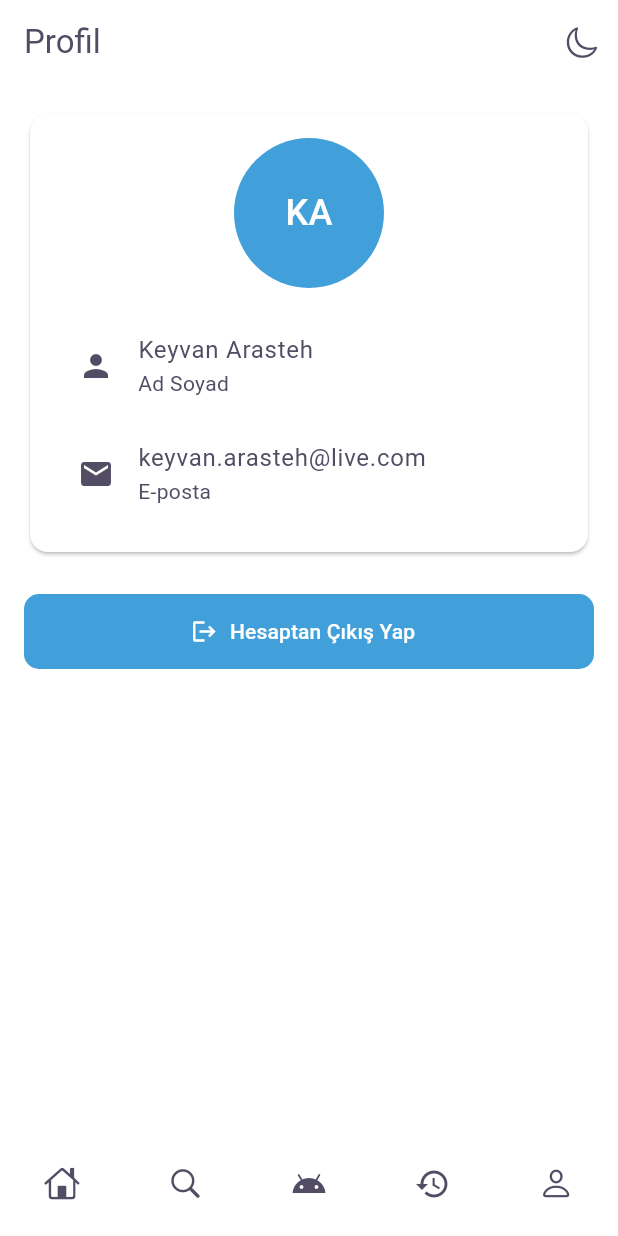
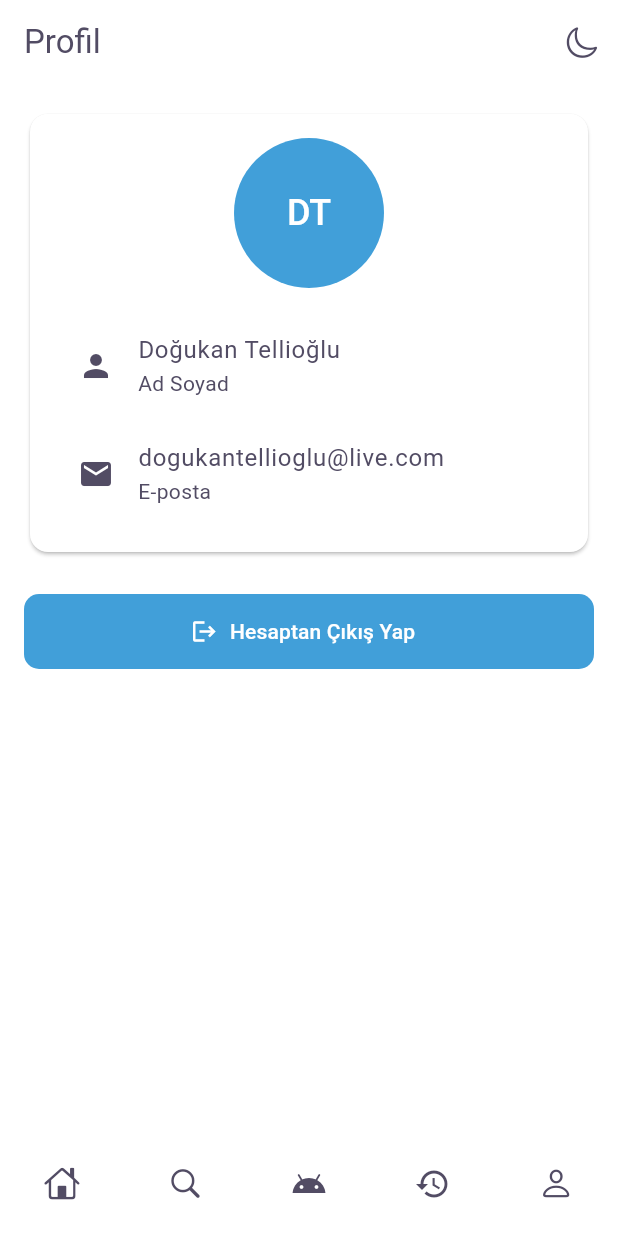
Before and after one commit to DogukanTellioglu/IDEA, a Flutter app: the ProfileScreen screen opened by its route, on a phone screen of 412 x 824 dp. Run offline on Flutter 3.47's test engine with Material 3 defaults, Android fonts, the phone set to English and light mode, and no system bars; our stand-ins replace go_router, google_fonts, lottie; missing offline and left inert: dotlottie_loader.

Commit message:
Home ve Profil ekranı güncellendi.

```diff
--- a/lib/screens/history_screen.dart
+++ b/lib/screens/history_screen.dart
@@ -15,7 +15,7 @@ class _HistoryScreenState extends State<HistoryScreen> {
   Widget build(BuildContext context) {
     return Scaffold(
       appBar: AppBar(
-        title: Text('Geçmiş'),
+        title: Text('Market'),
         actions: [
           IconButton(
             icon: Icon(Icons.filter_list),
--- a/lib/screens/profile_screen.dart
+++ b/lib/screens/profile_screen.dart
@@ -35,19 +35,19 @@ class ProfileScreen extends StatelessWidget {
                   CircleAvatar(
                     radius: 50,
                     child: Text(
-                      "KA",
+                      "DT",
                       style: TextStyle(fontSize: 24),
                     ),
                   ),
                   SizedBox(height: 16),
                   ListTile(
                     leading: Icon(Icons.person),
-                    title: Text("Keyvan Arasteh"),
+                    title: Text("Doğukan Tellioğlu"),
                     subtitle: Text("Ad Soyad"),
                   ),
                   ListTile(
                     leading: Icon(Icons.email),
-                    title: Text("keyvan.arasteh@live.com"),
+                    title: Text("dogukantellioglu@live.com"),
                     subtitle: Text("E-posta"),
                   ),
                 ],
```
Also changed, not shown: lib/screens/home_screen.dart (+5 -4 lines).
